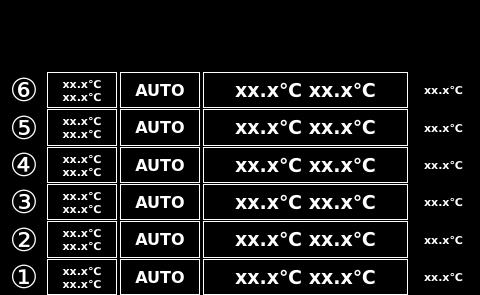
This is SmartHome/page100.ui in fmandracci/smart-home as Qt 5 draws it before an edit. The edited form follows.
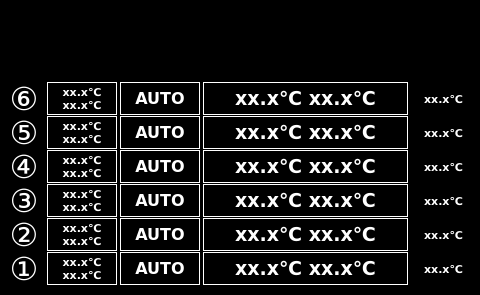
This is the edited form. Custom widgets are drawn as their Qt base class.

Diff of the .ui file:
```diff
--- a/SmartHome/page100.ui
+++ b/SmartHome/page100.ui
@@ -66,6 +66,19 @@
      </property>
     </widget>
    </item>
+   <item>
+    <spacer name="verticalSpacer">
+     <property name="orientation">
+      <enum>Qt::Vertical</enum>
+     </property>
+     <property name="sizeHint" stdset="0">
+      <size>
+       <width>20</width>
+       <height>40</height>
+      </size>
+     </property>
+    </spacer>
+   </item>
    <item>
     <layout class="QGridLayout" name="gridLayout">
      <property name="horizontalSpacing">
@@ -74,6 +87,9 @@
      <property name="verticalSpacing">
       <number>1</number>
      </property>
+     <property name="topMargin">
+      <number>0</number>
+     </property>
      <property name="bottomMargin">
       <number>0</number>
      </property>
@@ -1470,6 +1486,19 @@
      </item>
     </layout>
    </item>
+   <item>
+    <spacer name="verticalSpacer_2">
+     <property name="orientation">
+      <enum>Qt::Vertical</enum>
+     </property>
+     <property name="sizeHint" stdset="0">
+      <size>
+       <width>20</width>
+       <height>40</height>
+      </size>
+     </property>
+    </spacer>
+   </item>
   </layout>
  </widget>
  <customwidgets>
```
Left out of the diff: 1344 changed lines with no effect on the pictures.
